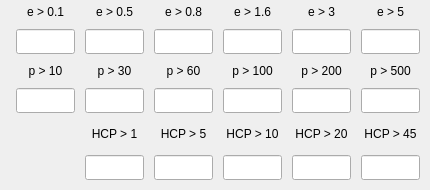
The window that modules/Main/widgets/oscilloscope/flux_widget.ui (AtariVC/ddii_scopus) describes before a commit, drawn with Qt 5.
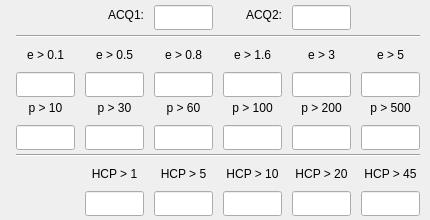
The same window after the commit.

Patch:
```diff
--- a/modules/Main/widgets/oscilloscope/flux_widget.ui
+++ b/modules/Main/widgets/oscilloscope/flux_widget.ui
@@ -7,7 +7,7 @@
     <x>0</x>
     <y>0</y>
     <width>430</width>
-    <height>190</height>
+    <height>220</height>
    </rect>
   </property>
   <property name="sizePolicy">
@@ -19,7 +19,7 @@
   <property name="minimumSize">
    <size>
     <width>430</width>
-    <height>190</height>
+    <height>220</height>
    </size>
   </property>
   <property name="windowTitle">
@@ -55,7 +55,7 @@
     </spacer>
    </item>
    <item row="0" column="1">
-    <layout class="QGridLayout" name="gridLayout_meas" rowstretch="0,0,0,0,0,0" columnstretch="0,0,0,0,0,0">
+    <layout class="QGridLayout" name="gridLayout_meas" rowstretch="0,0,0,0,0,0,0,0,0" columnstretch="0,0,0,0,0,0">
      <property name="sizeConstraint">
       <enum>QLayout::SetDefaultConstraint</enum>
      </property>
@@ -74,7 +74,7 @@
      <property name="spacing">
       <number>10</number>
      </property>
-     <item row="0" column="5">
+     <item row="2" column="5">
       <widget class="QLabel" name="label_7">
        <property name="styleSheet">
         <string notr="true">font: 10pt &quot;MS Shell Dlg 2&quot;;</string>
@@ -87,7 +87,7 @@
        </property>
       </widget>
      </item>
-     <item row="3" column="0">
+     <item row="5" column="0">
       <widget class="QLineEdit" name="lineEdit_10">
        <property name="minimumSize">
         <size>
@@ -103,7 +103,7 @@
        </property>
       </widget>
      </item>
-     <item row="2" column="2">
+     <item row="4" column="2">
       <widget class="QLabel" name="label_14">
        <property name="styleSheet">
         <string notr="true">font: 10pt &quot;MS Shell Dlg 2&quot;;</string>
@@ -116,7 +116,7 @@
        </property>
       </widget>
      </item>
-     <item row="2" column="3">
+     <item row="4" column="3">
       <widget class="QLabel" name="label_15">
        <property name="styleSheet">
         <string notr="true">font: 10pt &quot;MS Shell Dlg 2&quot;;</string>
@@ -129,7 +129,7 @@
        </property>
       </widget>
      </item>
-     <item row="2" column="1">
+     <item row="4" column="1">
       <widget class="QLabel" name="label_8">
        <property name="styleSheet">
         <string notr="true">font: 10pt &quot;MS Shell Dlg 2&quot;;</string>
@@ -142,7 +142,58 @@
        </property>
       </widget>
      </item>
-     <item row="2" column="5">
+     <item row="0" column="2">
+      <widget class="QLineEdit" name="lineEdit_acq1">
+       <property name="minimumSize">
+        <size>
+         <width>0</width>
+         <height>25</height>
+        </size>
+       </property>
+       <property name="styleSheet">
+        <string notr="true">font: 10pt &quot;MS Shell Dlg 2&quot;;</string>
+       </property>
+       <property name="alignment">
+        <set>Qt::AlignCenter</set>
+       </property>
+       <property name="readOnly">
+        <bool>true</bool>
+       </property>
+      </widget>
+     </item>
+     <item row="0" column="3">
+      <widget class="QLabel" name="label_19">
+       <property name="styleSheet">
+        <string notr="true">font: 10pt &quot;MS Shell Dlg 2&quot;;</string>
+       </property>
+       <property name="text">
+        <string>ACQ2:</string>
+       </property>
+       <property name="alignment">
+        <set>Qt::AlignRight|Qt::AlignTrailing|Qt::AlignVCenter</set>
+       </property>
+      </widget>
+     </item>
+     <item row="0" column="4">
+      <widget class="QLineEdit" name="lineEdit_acq2">
+       <property name="minimumSize">
+        <size>
+         <width>0</width>
+         <height>25</height>
+        </size>
+       </property>
+       <property name="styleSheet">
+        <string notr="true">font: 10pt &quot;MS Shell Dlg 2&quot;;</string>
+       </property>
+       <property name="alignment">
+        <set>Qt::AlignCenter</set>
+       </property>
+       <property name="readOnly">
+        <bool>true</bool>
+       </property>
+      </widget>
+     </item>
+     <item row="4" column="5">
       <widget class="QLabel" name="label_17">
        <property name="styleSheet">
         <string notr="true">font: 10pt &quot;MS Shell Dlg 2&quot;;</string>
@@ -155,7 +206,7 @@
        </property>
       </widget>
      </item>
-     <item row="3" column="1">
+     <item row="5" column="1">
       <widget class="QLineEdit" name="lineEdit_30">
        <property name="minimumSize">
         <size>
@@ -171,7 +222,7 @@
        </property>
       </widget>
      </item>
-     <item row="3" column="2">
+     <item row="5" column="2">
       <widget class="QLineEdit" name="lineEdit_60">
        <property name="minimumSize">
         <size>
@@ -187,7 +238,7 @@
        </property>
       </widget>
      </item>
-     <item row="2" column="4">
+     <item row="4" column="4">
       <widget class="QLabel" name="label_16">
        <property name="styleSheet">
         <string notr="true">font: 10pt &quot;MS Shell Dlg 2&quot;;</string>
@@ -200,7 +251,7 @@
        </property>
       </widget>
      </item>
-     <item row="3" column="3">
+     <item row="5" column="3">
       <widget class="QLineEdit" name="lineEdit_100">
        <property name="minimumSize">
         <size>
@@ -216,7 +267,7 @@
        </property>
       </widget>
      </item>
-     <item row="0" column="4">
+     <item row="2" column="4">
       <widget class="QLabel" name="label_6">
        <property name="styleSheet">
         <string notr="true">font: 10pt &quot;MS Shell Dlg 2&quot;;</string>
@@ -229,7 +280,7 @@
        </property>
       </widget>
      </item>
-     <item row="1" column="0">
+     <item row="3" column="0">
       <widget class="QLineEdit" name="lineEdit_0_1">
        <property name="minimumSize">
         <size>
@@ -251,7 +302,7 @@
        </property>
       </widget>
      </item>
-     <item row="0" column="1">
+     <item row="2" column="1">
       <widget class="QLabel" name="label_2">
        <property name="styleSheet">
         <string notr="true">font: 10pt &quot;MS Shell Dlg 2&quot;;</string>
@@ -264,7 +315,7 @@
        </property>
       </widget>
      </item>
-     <item row="4" column="1">
+     <item row="7" column="1">
       <widget class="QLabel" name="label_5">
        <property name="styleSheet">
         <string notr="true">font: 10pt &quot;MS Shell Dlg 2&quot;;</string>
@@ -277,7 +328,7 @@
        </property>
       </widget>
      </item>
-     <item row="3" column="5">
+     <item row="5" column="5">
       <widget class="QLineEdit" name="lineEdit_500">
        <property name="minimumSize">
         <size>
@@ -293,7 +344,7 @@
        </property>
       </widget>
      </item>
-     <item row="3" column="4">
+     <item row="5" column="4">
       <widget class="QLineEdit" name="lineEdit_200">
        <property name="minimumSize">
         <size>
@@ -309,7 +360,7 @@
        </property>
       </widget>
      </item>
-     <item row="1" column="1">
+     <item row="3" column="1">
       <widget class="QLineEdit" name="lineEdit_0_5">
        <property name="minimumSize">
         <size>
@@ -328,7 +379,7 @@
        </property>
       </widget>
      </item>
-     <item row="0" column="3">
+     <item row="2" column="3">
       <widget class="QLabel" name="label_4">
        <property name="styleSheet">
         <string notr="true">font: 10pt &quot;MS Shell Dlg 2&quot;;</string>
@@ -341,7 +392,7 @@
        </property>
       </widget>
      </item>
-     <item row="1" column="2">
+     <item row="3" column="2">
       <widget class="QLineEdit" name="lineEdit_0_8">
        <property name="minimumSize">
         <size>
@@ -360,7 +411,7 @@
        </property>
       </widget>
      </item>
-     <item row="1" column="3">
+     <item row="3" column="3">
       <widget class="QLineEdit" name="lineEdit_1_6">
        <property name="minimumSize">
         <size>
@@ -379,7 +430,7 @@
        </property>
       </widget>
      </item>
-     <item row="4" column="2">
+     <item row="7" column="2">
       <widget class="QLabel" name="label_9">
        <property name="styleSheet">
         <string notr="true">font: 10pt &quot;MS Shell Dlg 2&quot;;</string>
@@ -392,7 +443,7 @@
        </property>
       </widget>
      </item>
-     <item row="0" column="2">
+     <item row="2" column="2">
       <widget class="QLabel" name="label_3">
        <property name="styleSheet">
         <string notr="true">font: 10pt &quot;MS Shell Dlg 2&quot;;</string>
@@ -405,7 +456,7 @@
        </property>
       </widget>
      </item>
-     <item row="1" column="5">
+     <item row="3" column="5">
       <widget class="QLineEdit" name="lineEdit_5">
        <property name="minimumSize">
         <size>
@@ -424,7 +475,7 @@
        </property>
       </widget>
      </item>
-     <item row="1" column="4">
+     <item row="3" column="4">
       <widget class="QLineEdit" name="lineEdit_3">
        <property name="minimumSize">
         <size>
@@ -443,7 +494,7 @@
        </property>
       </widget>
      </item>
-     <item row="4" column="3">
+     <item row="7" column="3">
       <widget class="QLabel" name="label_10">
        <property name="sizePolicy">
         <sizepolicy hsizetype="Expanding" vsizetype="Expanding">
@@ -462,7 +513,7 @@
        </property>
       </widget>
      </item>
-     <item row="0" column="0">
+     <item row="2" column="0">
       <widget class="QLabel" name="label">
        <property name="styleSheet">
         <string notr="true">font: 10pt &quot;MS Shell Dlg 2&quot;;</string>
@@ -475,7 +526,7 @@
        </property>
       </widget>
      </item>
-     <item row="2" column="0">
+     <item row="4" column="0">
       <widget class="QLabel" name="label_18">
        <property name="styleSheet">
         <string notr="true">font: 10pt &quot;MS Shell Dlg 2&quot;;</string>
@@ -488,7 +539,7 @@
        </property>
       </widget>
      </item>
-     <item row="4" column="5">
+     <item row="7" column="5">
       <widget class="QLabel" name="label_12">
        <property name="styleSheet">
         <string notr="true">font: 10pt &quot;MS Shell Dlg 2&quot;;</string>
@@ -501,7 +552,7 @@
        </property>
       </widget>
      </item>
-     <item row="4" column="4">
+     <item row="7" column="4">
       <widget class="QLabel" name="label_11">
        <property name="styleSheet">
         <string notr="true">font: 10pt &quot;MS Shell Dlg 2&quot;;</string>
@@ -514,7 +565,7 @@
        </property>
       </widget>
      </item>
-     <item row="5" column="1">
+     <item row="8" column="1">
       <widget class="QLineEdit" name="lineEdit_hcp_1">
        <property name="minimumSize">
         <size>
@@ -527,7 +578,7 @@
        </property>
       </widget>
      </item>
-     <item row="5" column="2">
+     <item row="8" column="2">
       <widget class="QLineEdit" name="lineEdit_hcp_5">
        <property name="minimumSize">
         <size>
@@ -540,7 +591,7 @@
        </property>
       </widget>
      </item>
-     <item row="5" column="3">
+     <item row="8" column="3">
       <widget class="QLineEdit" name="lineEdit_hcp_10">
        <property name="minimumSize">
         <size>
@@ -553,7 +604,7 @@
        </property>
       </widget>
      </item>
-     <item row="5" column="4">
+     <item row="8" column="4">
       <widget class="QLineEdit" name="lineEdit_hcp_20">
        <property name="minimumSize">
         <size>
@@ -566,7 +617,7 @@
        </property>
       </widget>
      </item>
-     <item row="5" column="5">
+     <item row="8" column="5">
       <widget class="QLineEdit" name="lineEdit_hcp_45">
        <property name="minimumSize">
         <size>
@@ -579,6 +630,33 @@
        </property>
       </widget>
      </item>
+     <item row="0" column="1">
+      <widget class="QLabel" name="label_13">
+       <property name="styleSheet">
+        <string notr="true">font: 10pt &quot;MS Shell Dlg 2&quot;;</string>
+       </property>
+       <property name="text">
+        <string>ACQ1:</string>
+       </property>
+       <property name="alignment">
+        <set>Qt::AlignRight|Qt::AlignTrailing|Qt::AlignVCenter</set>
+       </property>
+      </widget>
+     </item>
+     <item row="1" column="0" colspan="6">
+      <widget class="Line" name="line">
+       <property name="orientation">
+        <enum>Qt::Horizontal</enum>
+       </property>
+      </widget>
+     </item>
+     <item row="6" column="0" colspan="6">
+      <widget class="Line" name="line_2">
+       <property name="orientation">
+        <enum>Qt::Horizontal</enum>
+       </property>
+      </widget>
+     </item>
     </layout>
    </item>
    <item row="0" column="2">
```
